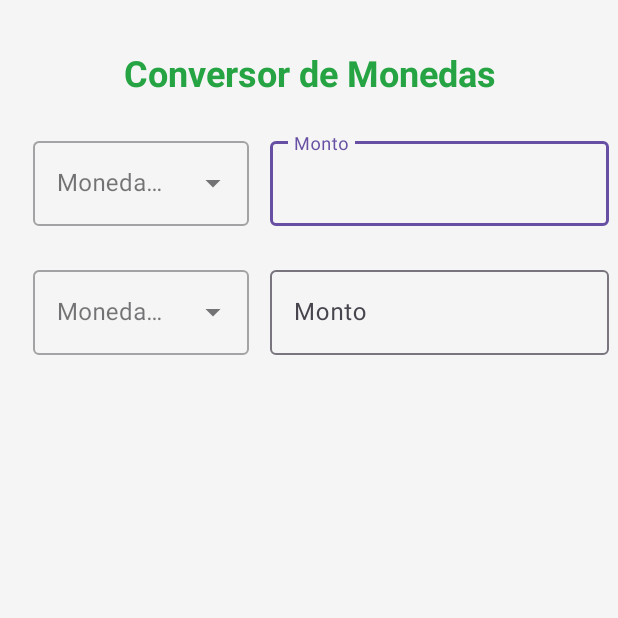
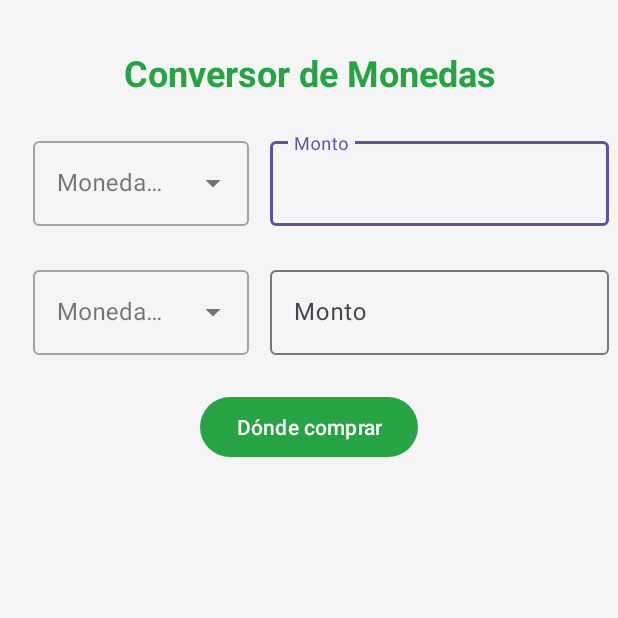
Before and after one commit to edu8686/TP_final_AplicacionesMoviles, an Android app: the MoneyConvertor screen opened directly, with no data from a screen before it, on a phone screen of 412 x 824 dp, the top half of it. Run offline under Robolectric (Android 15) with nearby library versions, the phone set to English and light mode, and no system bars; network calls fail.

Commit message:
Agregado Google maps

```diff
--- a/app/build.gradle.kts
+++ b/app/build.gradle.kts
@@ -41,4 +41,6 @@ dependencies {
     androidTestImplementation(libs.ext.junit)
     androidTestImplementation(libs.espresso.core)
     implementation("com.google.android.material:material:1.10.0");
+    implementation("com.google.android.gms:play-services-maps:18.1.0")
+    implementation("com.google.android.gms:play-services-location:21.0.1")
 }
--- a/app/src/main/java/com/example/tp_final_v1/MoneyConvertor.java
+++ b/app/src/main/java/com/example/tp_final_v1/MoneyConvertor.java
@@ -1,5 +1,6 @@
 package com.example.tp_final_v1;
 
+import android.content.Intent;
 import android.os.Bundle;
 import android.text.Editable;
 import android.text.TextWatcher;
@@ -12,7 +13,10 @@ import com.google.android.material.textfield.TextInputEditText;
 
 import org.json.JSONObject;
 
+import android.view.View;
 import android.widget.ArrayAdapter;
+import android.widget.Button;
+
 import java.util.concurrent.atomic.AtomicBoolean;
 import java.util.concurrent.atomic.AtomicReference;
 
@@ -23,6 +27,7 @@ public class MoneyConvertor extends AppCompatActivity {
     private final AtomicReference<String> monedaSeleccionada2 = new AtomicReference<>("ARS");
     private final AtomicBoolean isUpdating = new AtomicBoolean(false);
 
+
     @Override
     protected void onCreate(Bundle savedInstanceState) {
         super.onCreate(savedInstanceState);
@@ -32,6 +37,7 @@ public class MoneyConvertor extends AppCompatActivity {
         TextInputEditText inputCurrency2 = findViewById(R.id.inputCurrency2);
         MaterialAutoCompleteTextView spinnerOrigen = findViewById(R.id.spinnerMonedaOrigen);
         MaterialAutoCompleteTextView spinnerDestino = findViewById(R.id.spinnerMonedaDestino);
+        Button btnActivityMap = findViewById(R.id.btnVerMapa);
 
         // --- Configuración de monedas ---
         String[] monedas = {"USD", "ARS", "EUR", "BRL", "JPY"};
@@ -114,6 +120,14 @@ public class MoneyConvertor extends AppCompatActivity {
                 }
             }
         });
+        btnActivityMap.setOnClickListener(new View.OnClickListener() {
+            @Override
+            public void onClick(View v) {
+                Log.d("DEBUG", "Intent a MapsActivity: " + MapsActivity.class.getName());
+                Intent intentAMaps = new Intent(MoneyConvertor.this, MapsActivity.class);
+                startActivity(intentAMaps);
+            }
+        });
     }
 
     // --- Función de conversión centralizada ---
--- a/app/src/main/res/layout/activity_money_convertor.xml
+++ b/app/src/main/res/layout/activity_money_convertor.xml
@@ -108,4 +108,17 @@
             android:inputType="numberDecimal"/>
     </com.google.android.material.textfield.TextInputLayout>
 
+    <com.google.android.material.button.MaterialButton
+        android:id="@+id/btnVerMapa"
+        android:layout_width="wrap_content"
+        android:layout_height="wrap_content"
+        android:text="Dónde comprar"
+        app:backgroundTint="@color/backgreen"
+        android:textColor="@android:color/white"
+        app:layout_constraintTop_toBottomOf="@id/layoutMonedaDestino"
+        app:layout_constraintStart_toStartOf="parent"
+        app:layout_constraintEnd_toEndOf="parent"
+        android:layout_marginTop="24dp"/>
+
+
 </androidx.constraintlayout.widget.ConstraintLayout>
```
Also changed, not shown: app/src/main/AndroidManifest.xml (+11 -0 lines), app/src/main/java/com/example/tp_final_v1/Calculations.java (deleted, +0 -8 lines), app/src/main/java/com/example/tp_final_v1/MapsActivity.java (added, +35 -0 lines), app/src/main/res/layout/activity_map.xml (added, +17 -0 lines).
